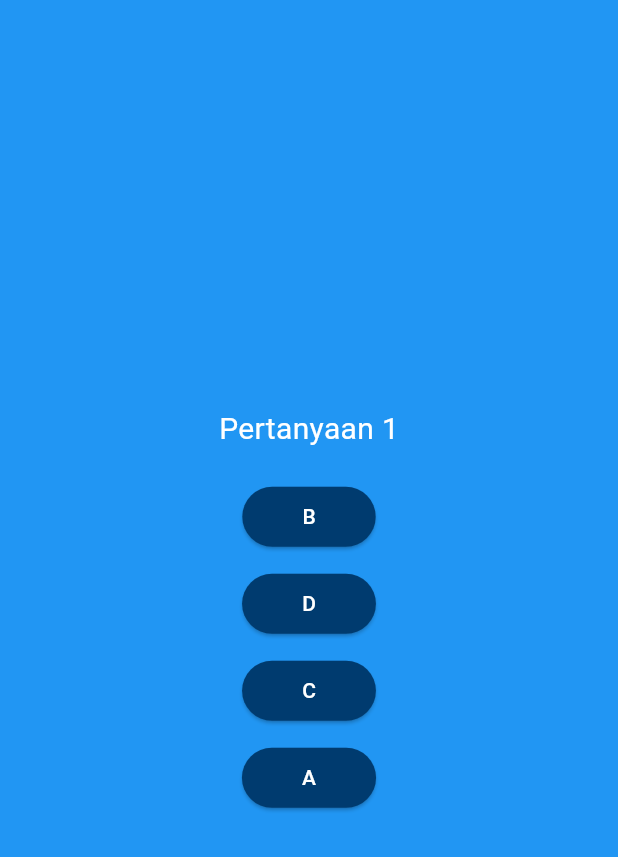
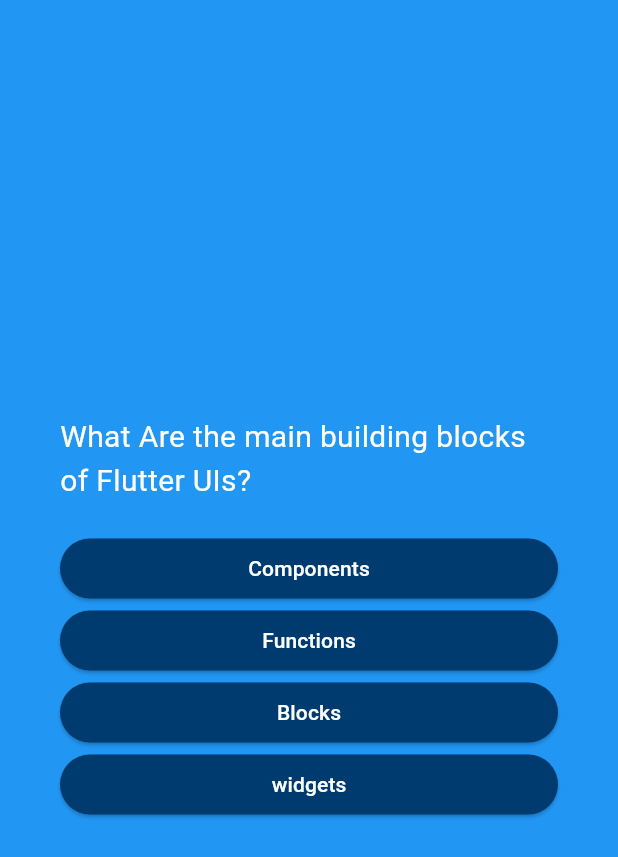
Before and after one commit to farhansyam/quis_app, a Flutter app: the screen it shows after launch, after a tap on "Mulai Quiz", on a phone screen of 412 x 824 dp. Shown: the top 857 px of the screen. Run offline on Flutter 3.47's test engine with Material 3 defaults, Android fonts, the light colour scheme and no system bars.

Commit message:
pakain increment di currenquestionindex agar pertanyaanya ganti

```diff
--- a/lib/data/qustions.dart
+++ b/lib/data/qustions.dart
@@ -1,9 +1,35 @@
-import 'package:quis_app/model/questionModel.dart';
+import 'package:quis_app/models/questionModel.dart';
 
 const questions = [
-  Questionmodel('Pertanyaan 1', ['A', 'B', 'C', 'D']),
-  Questionmodel('Pertanyaan 2', ['A', 'B', 'C', 'D']),
-  Questionmodel('Pertanyaan 3', ['A', 'B', 'C', 'D']),
-  Questionmodel('Pertanyaan 4', ['A', 'B', 'C', 'D']),
-  Questionmodel('Pertanyaan 5', ['A', 'B', 'C', 'D']),
+  Questionmodel('What Are the main building blocks of Flutter UIs?', [
+    'widgets',
+    'Components',
+    'Blocks',
+    'Functions',
+  ]),
+
+  Questionmodel('Which programming language is used to build Flutter apps?', [
+    'Dart',
+    'Java',
+    'Kotlin',
+    'JavaScript',
+  ]),
+  Questionmodel('How are Flutter UIs built?', [
+    'By combining widgets in a widget tree',
+    'By writing HTML and CSS',
+    'By using XML layouts',
+    'By editing JSON files',
+  ]),
+  Questionmodel('Which widget is commonly used for layout in Flutter?', [
+    'Column and Row',
+    'Div and Span',
+    'Section and Article',
+    'Box and Frame',
+  ]),
+  Questionmodel('What command is used to create a new Flutter project?', [
+    'flutter create project_name',
+    'flutter new project_name',
+    'flutter init project_name',
+    'flutter start project_name',
+  ]),
 ];
--- a/lib/quizQuestion.dart
+++ b/lib/quizQuestion.dart
@@ -14,13 +14,22 @@
 
 class _quizQuestionState extends State<quizQuestion> {
   @override
+  var currentQuestionIndex = 0;
+
+  changeQuestionIdex() {
+    setState(() {
+      currentQuestionIndex++;
+    });
+  }
+
   Widget build(BuildContext context) {
-    final currentQuestion = questions[0];
+    final currentQuestion = questions[currentQuestionIndex];
     return SizedBox(
       width: double.infinity,
       child: Container(
         margin: EdgeInsets.all(40),
         child: Column(
+          crossAxisAlignment: CrossAxisAlignment.stretch,
           mainAxisAlignment: MainAxisAlignment.center,
           children: [
             Text(
@@ -28,18 +37,16 @@
               style: TextStyle(fontSize: 20, color: Colors.white),
             ),
             SizedBox(height: 20),
+
             ...currentQuestion.getShuffeledAnswer().map((shuffeledanswer) {
-              return Column(
-                children: [
-                  answetButton(answetText: shuffeledanswer, onTap: () {}),
-                  const SizedBox(height: 10),
-                ],
+              return answetButton(
+                answetText: shuffeledanswer,
+                onTap: changeQuestionIdex,
               );
             }),
           ],
         ),
       ),
     );
-    ;
   }
 }
```
Also changed, not shown: lib/models/questionModel.dart (renamed from lib/model/questionModel.dart).
